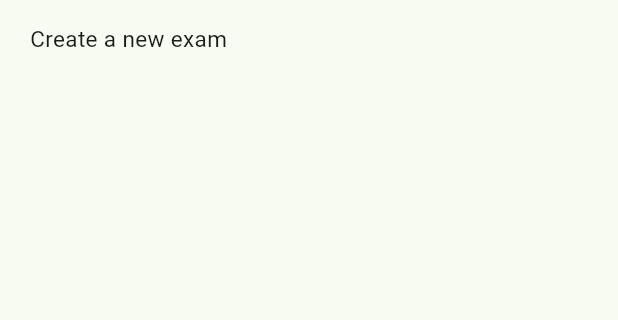
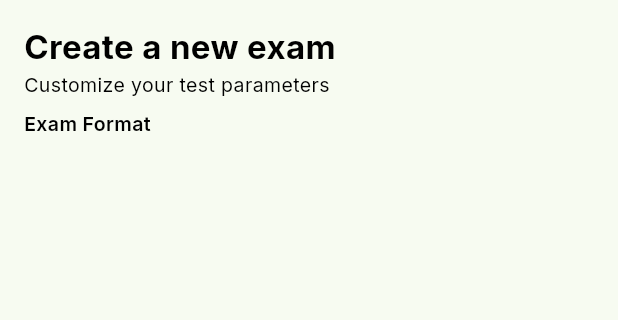
Before and after one commit to Barkotullah02/kids_education, a Flutter app: the screen it shows after launch, on a phone screen of 412 x 824 dp, the part 61-381 px from its top. Run offline on Flutter 3.47's test engine with Material 3 defaults, Android fonts, the phone set to English and light mode, and no system bars; our stand-ins replace google_fonts; Roboto replaces fonts that are missing (Comic Sans MS).

Commit message:
designed header and some of the homepage

```diff
--- a/lib/pages/homepage.dart
+++ b/lib/pages/homepage.dart
@@ -1,4 +1,5 @@
 import 'package:flutter/material.dart';
+import 'package:google_fonts/google_fonts.dart';
 class Homepage extends StatefulWidget {
 
   static const String id = "/home";
@@ -25,13 +26,40 @@ class _HomepageState extends State<Homepage> {
         child: Column(
           children: [
             Padding(
-              padding: const EdgeInsets.only(left: 20),
-              child: Text(
-                "Create a new exam",
-                style: TextStyle(
-                  fontSize: 15,
-                  fontFamily:
-                ),
+              padding: const EdgeInsets.only(left: 16),
+              child: Column(
+                crossAxisAlignment: CrossAxisAlignment.start,
+                children: [
+                  Text(
+                    "Create a new exam",
+                    style: GoogleFonts.inter(
+                      fontSize: 22,
+                      color: Colors.black,
+                      fontWeight: FontWeight.bold,
+                    ),
+                  ),
+                  const SizedBox(
+                    height: 1,
+                  ),
+                  Text(
+                    "Customize your test parameters",
+                    style: GoogleFonts.inter(
+                      fontSize: 13,
+                      color: Colors.black,
+                    ),
+                  ),
+                  const SizedBox(
+                    height: 7,
+                  ),
+                  Text(
+                    "Exam Format",
+                    style: GoogleFonts.inter(
+                      fontSize: 13,
+                      color: Colors.black,
+                      fontWeight: FontWeight.w600,
+                    ),
+                  ),
+                ],
               ),
             ),
           ],
--- a/pubspec.yaml
+++ b/pubspec.yaml
@@ -46,6 +46,7 @@ dependencies:
 dev_dependencies:
   flutter_test:
     sdk: flutter
+  google_fonts: ^6.2.1
 
   # The "flutter_lints" package below contains a set of recommended lints to
   # encourage good coding practices. The lint set provided by the package is
```
